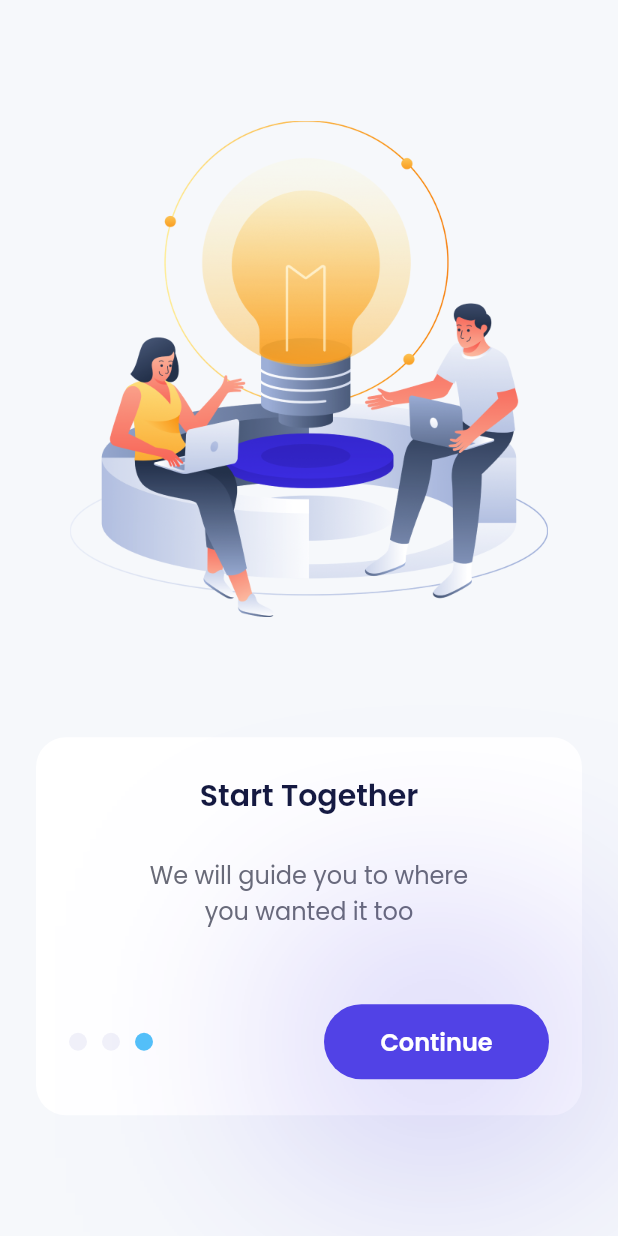
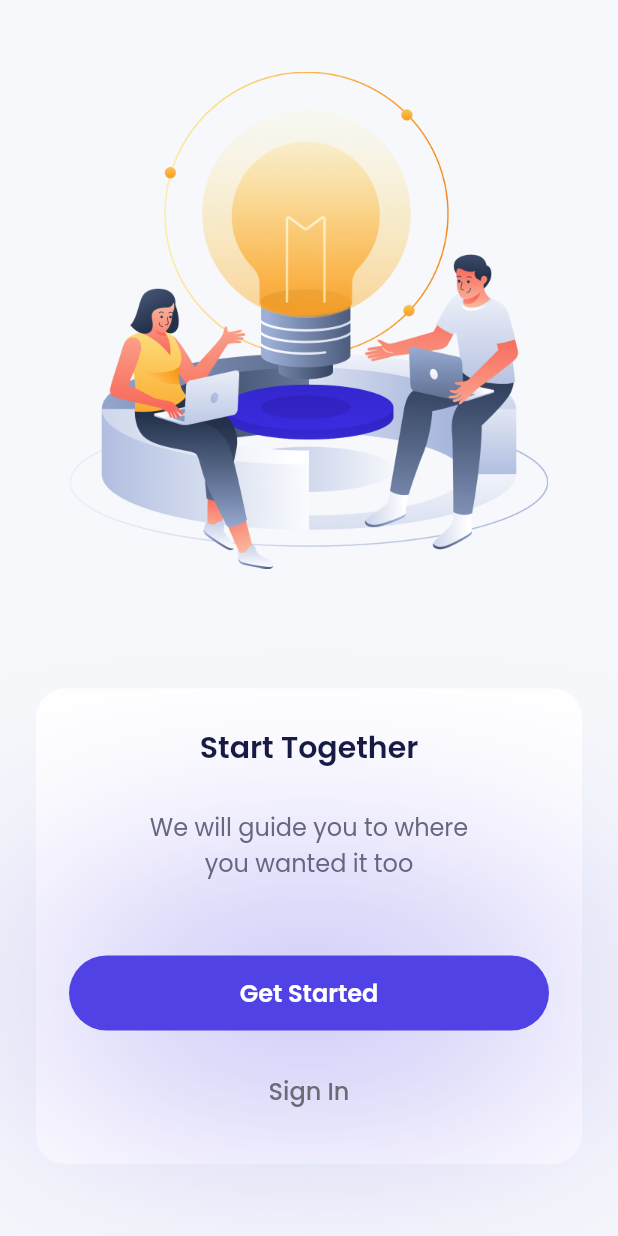
Before and after one commit to davadaviar/ewallet-sha, a Flutter app: the screen it shows after launch, swiped to page 3, on a phone screen of 412 x 824 dp. Run offline on Flutter 3.47's test engine with Material 2 defaults, Android fonts, the phone set to English and light mode, and no system bars; drawn by our look-alikes of carousel_slider; our stand-ins replace google_fonts.

Commit message:
Finishing onboarding page

```diff
--- a/lib/ui/pages/onboarding_page.dart
+++ b/lib/ui/pages/onboarding_page.dart
@@ -96,7 +96,69 @@ class _OnboardingPageState extends State<OnboardingPage> {
                   const SizedBox(
                     height: 50,
                   ),
-                  Row(
+                  currentIndex == 2 ?
+                  Column(
+                    children: [
+                      Container(
+                        width: double.infinity,
+                        height: 50,
+                        decoration: BoxDecoration(
+                          boxShadow: [
+                            BoxShadow(
+                              color: primaryColor,
+                              blurRadius: 150,
+                              spreadRadius: 1,
+                              offset: const Offset(
+                                0,
+                                0,
+                              ),
+                            )
+                          ]
+                        ),
+                        child: TextButton(
+                          onPressed: () {
+
+                          },
+                          style: TextButton.styleFrom(
+                            backgroundColor: primaryColor,
+                            shape: RoundedRectangleBorder(
+                              borderRadius: BorderRadius.circular(50)
+                            )
+                          ),
+                          child: Text(
+                            'Get Started',
+                            style: whiteTextStyle.copyWith(
+                              fontSize: 16,
+                              fontWeight: semiBold,
+                            ),
+                          ),
+                        ),
+                      ),
+                      const SizedBox(
+                        height: 15,
+                      ),
+                      SizedBox(
+                        width: double.infinity,
+                        height: 50,
+                        child: TextButton(
+                          onPressed: () {
+
+                          },
+                          style: TextButton.styleFrom(
+                            padding: const EdgeInsets.symmetric(vertical: 10),
+                          ),
+                          child: Text(
+                            'Sign In',
+                            style: greyTextStyle.copyWith(
+                              fontSize: 16,
+
+                            ),
+                          ),
+                        ),
+                      )
+                    ],
+                  ) :
+                   Row(
                     children: [
                       Container(
                         margin: const EdgeInsets.only(right: 10),
```
